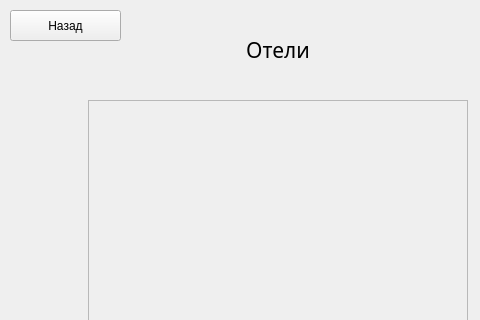
NikshetSteh/TransportationEngineers, file Robot/design/ui/user/destination_info/destinations_info_list.ui: the form before one commit; both pictures show x 0 to 480 and y 0 to 320 of the 1024 by 600 pixel window.
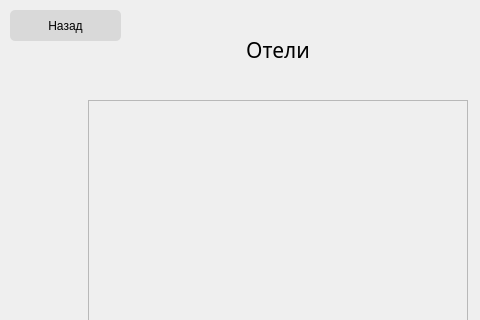
The form after the commit.

Patch:
```diff
--- a/Robot/design/ui/user/destination_info/destinations_info_list.ui
+++ b/Robot/design/ui/user/destination_info/destinations_info_list.ui
@@ -114,6 +114,10 @@
       <height>31</height>
      </rect>
     </property>
+    <property name="styleSheet">
+     <string notr="true">background: #d9d9d9;
+border-radius: 5px;</string>
+    </property>
     <property name="text">
      <string>Назад</string>
     </property>
```
